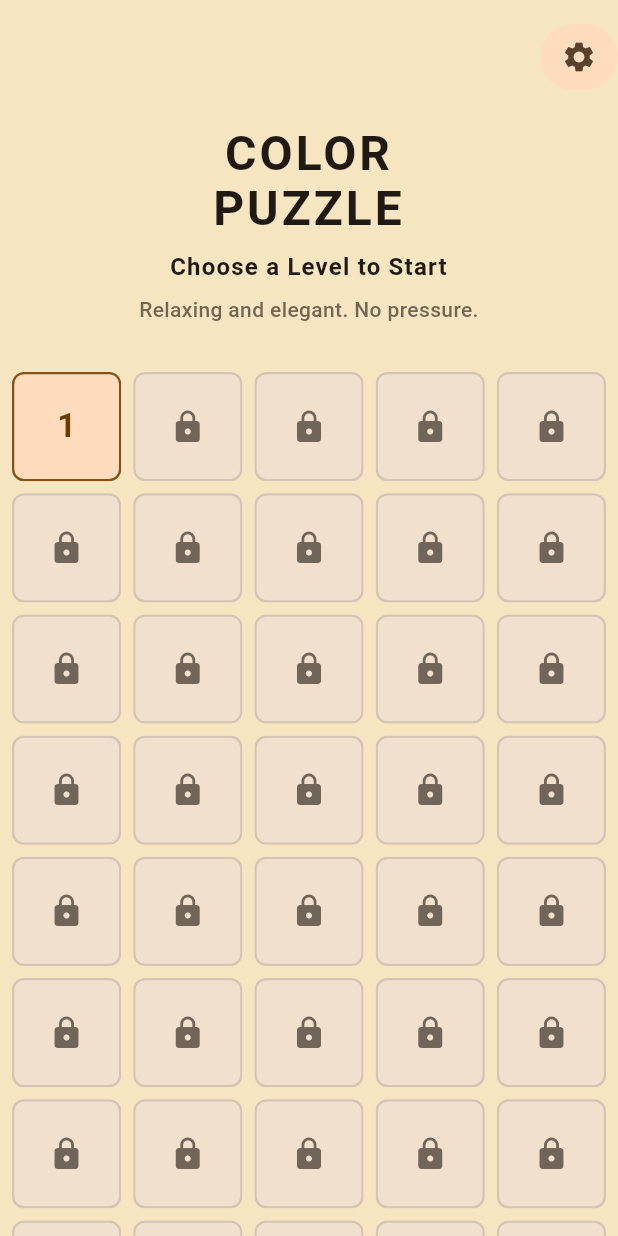
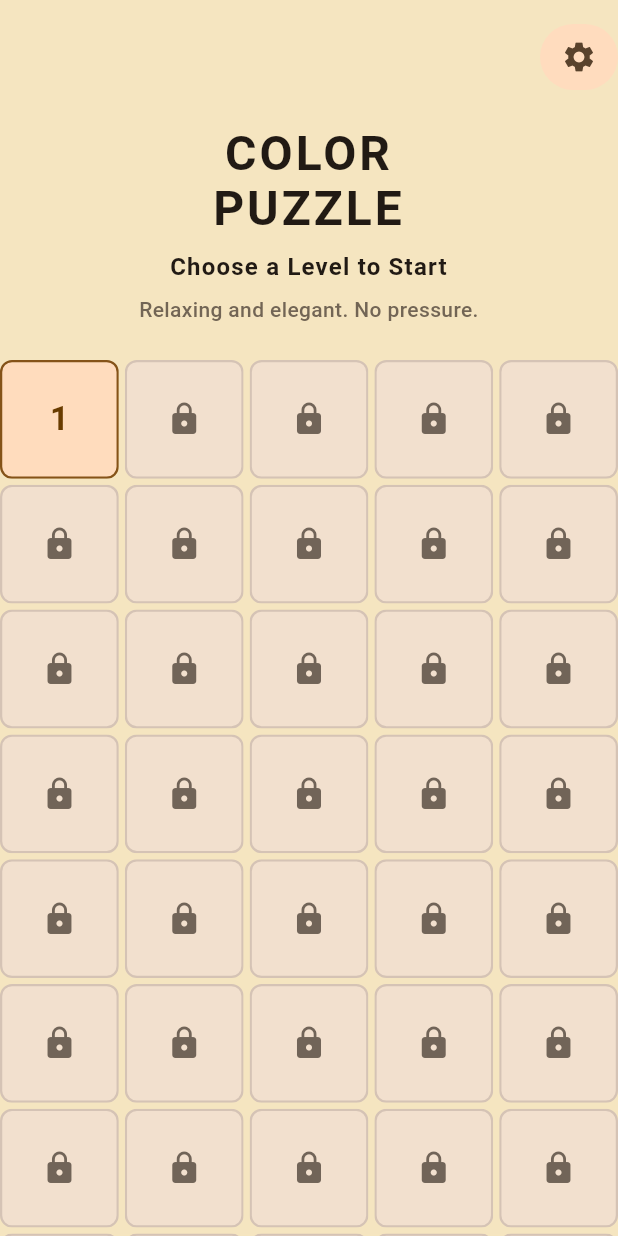
Before and after one commit to Humaneyew/Color-Puzzle-Relax-Game, a Flutter app: the screen it shows after launch, on a phone screen of 412 x 824 dp. Run offline on Flutter 3.47's test engine with Material 3 defaults, Android fonts, the phone set to English and light mode, and no system bars; our stand-ins replace equatable, get_it, go_router; Roboto replaces fonts that are missing (SF Pro).

Commit message:
Adjust level grid spacing

```diff
--- a/lib/src/features/game/presentation/pages/home_page.dart
+++ b/lib/src/features/game/presentation/pages/home_page.dart
@@ -94,11 +94,11 @@ class _LevelGrid extends StatelessWidget {
   @override
   Widget build(BuildContext context) {
     return GridView.builder(
-      padding: const EdgeInsets.all(8),
+      padding: EdgeInsets.zero,
       gridDelegate: const SliverGridDelegateWithFixedCrossAxisCount(
         crossAxisCount: AppConstants.defaultBoardSize,
-        mainAxisSpacing: 8,
-        crossAxisSpacing: 8,
+        mainAxisSpacing: 4,
+        crossAxisSpacing: 4,
         childAspectRatio: 1,
       ),
       itemCount: levels.length,
```
